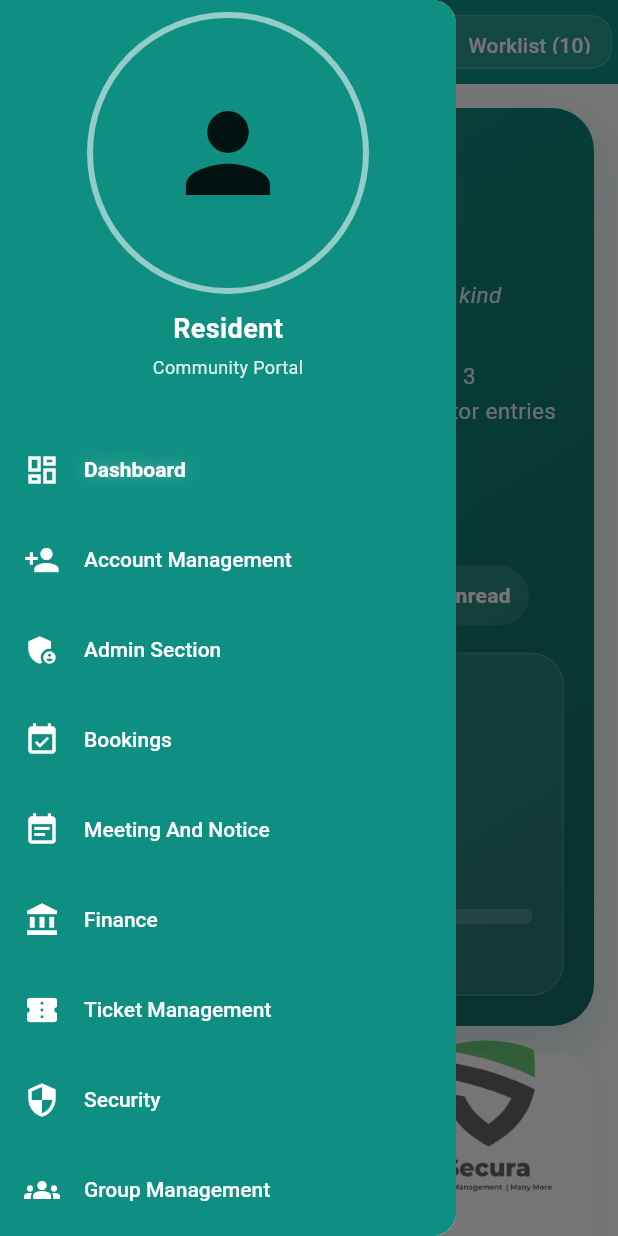
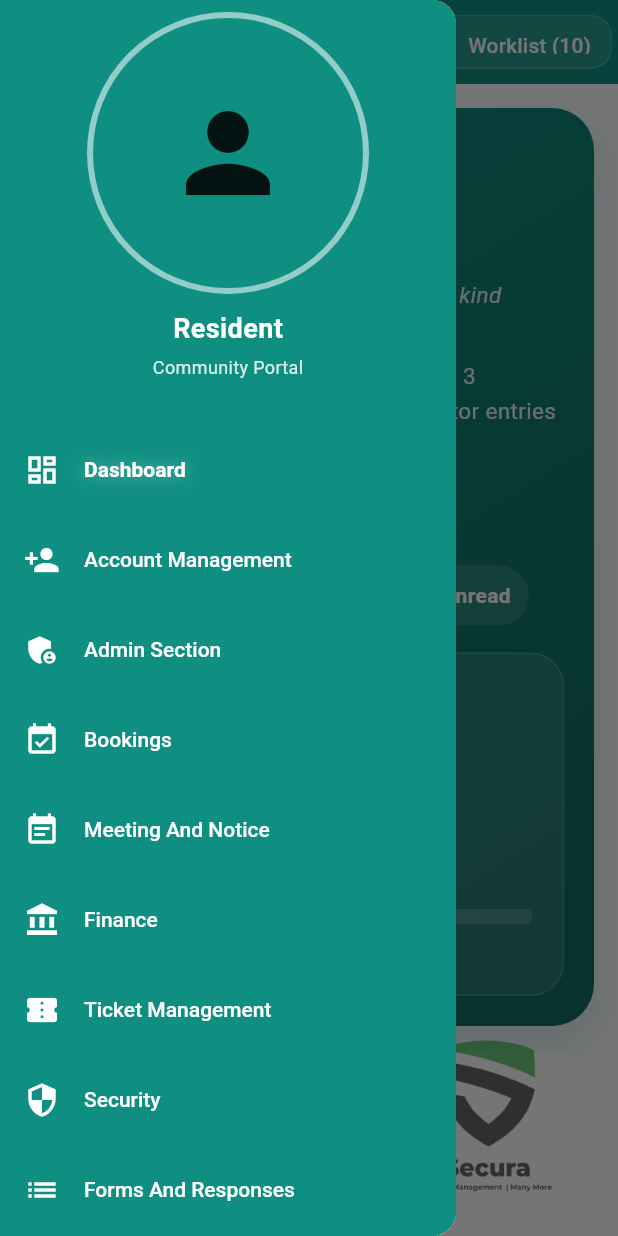
Before and after one commit to Sudeep943/secura_dnft_flutter_ui, a Flutter app: the AppShell screen opened directly, with the side drawer open, on a phone screen of 412 x 824 dp. Run offline on Flutter 3.47's test engine with Material 3 defaults, Android fonts, the phone set to English and light mode, and no system bars; our stand-ins replace camera, file_picker, fl_chart, google_fonts, pdf, printing; missing offline and left inert: dart:html, dart:js, dart:js_interop, encrypt, file_saver, flutter_quill and 3 more; accounts and stored records are empty.

Commit message:
side bar

```diff
--- a/lib/pages/view_transactions_page.dart
+++ b/lib/pages/view_transactions_page.dart
@@ -596,7 +596,7 @@ class _ViewTransactionsPageState extends State<ViewTransactionsPage> {
                     ),
                 ],
               ),
-              pw.SizedBox(height: context.pageNumber == 1 ? 0 : 24),
+              pw.SizedBox(height: context.pageNumber == 1 ? -10 : 24),
             ],
           ),
           build: (context) {
--- a/lib/widgets/sidebar.dart
+++ b/lib/widgets/sidebar.dart
@@ -172,6 +172,7 @@ class _SideBarState extends State<SideBar> {
             section: AppSection.ticketManagement,
           ),
           item("Security", Icons.security, section: AppSection.security),
+          item("Forms And Responses", Icons.list),
           item(
             "Group Management",
             Icons.groups,
@@ -185,7 +186,6 @@ class _SideBarState extends State<SideBar> {
           item("Reports", Icons.assessment, section: AppSection.reports),
           item("Others", Icons.more_horiz, section: AppSection.others),
           item("Create Skill Class", Icons.school),
-          item("View Classes", Icons.list),
         ],
       ),
     );
```
